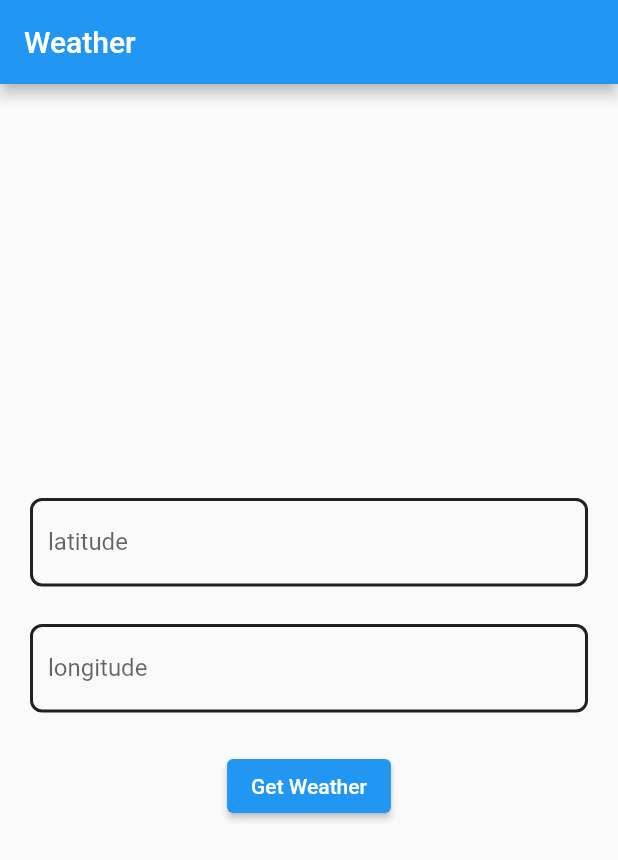
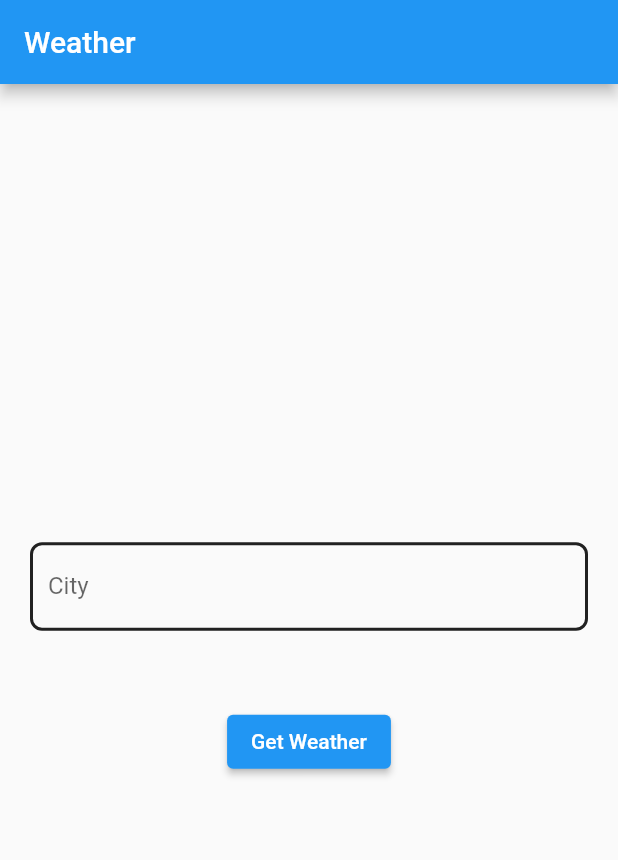
Before and after one commit to atalay55/weatherapp, a Flutter app: the screen it shows after launch, on a phone screen of 412 x 824 dp. Shown: the top 860 px of the screen. Run offline on Flutter 3.47's test engine with Material 2 defaults, Android fonts, the phone set to English and light mode, and no system bars.

Commit message:
new commit

```diff
--- a/lib/Entity/Data.dart
+++ b/lib/Entity/Data.dart
@@ -4,6 +4,7 @@ import 'package:weatherapp/Entity/Coord.dart';
 import 'package:weatherapp/Entity/DataMain.dart';
 import 'package:weatherapp/Entity/Sys.dart';
 import 'package:weatherapp/Entity/Weather.dart';
+import 'package:weatherapp/Entity/Wind.dart';
 
 class Data{
   late Coord coord;
@@ -12,6 +13,7 @@ class Data{
   late DataMain datamain;
   late int visibility;
   late Clouds clouds;
+  late Wind wind;
   late int dt;
   late Sys sys;
   late int timeZone;
@@ -19,13 +21,14 @@ class Data{
   late String name;
   late int cod;
 
-  Data({required this.coord,required this.weather,required this.base,required this.datamain,required this.visibility,required this.clouds,required this.dt,required this.sys,required this.timeZone,required this.id,
+  Data({required this.coord,required this.weather,required this.base,required this.wind,required this.datamain,required this.visibility,required this.clouds,required this.dt,required this.sys,required this.timeZone,required this.id,
     required this.name,required this.cod,});
 
   factory Data.jsonFrom(Map<String,dynamic>json){
 
     var jsonArray=json["weather"] as List;
     List<Weather> weather=jsonArray.map((e) => Weather.jsonFrom(e)).toList();
+    print(Sys.jsonFrom(json["sys"]));
     return Data(
         coord:Coord.jsonFrom(json["coord"]) ,
         weather:weather,
@@ -34,6 +37,7 @@ class Data{
         visibility: json["visibility"],
         clouds: Clouds.jsonFrom(json["clouds"]),
         dt: json["dt"] ,
+        wind: Wind.jsonFrom(json["wind"]),
         sys: Sys.jsonFrom(json["sys"]),
         timeZone:json["timezone"] ,
         id: json["id"],
--- a/lib/Entity/ShowData.dart
+++ b/lib/Entity/ShowData.dart
@@ -4,9 +4,10 @@ class ShowData{
   late String weatherMainDescription;
   late double temp;
   late int pressure;
+  late double windSpeed;
 
   ShowData({required this.cityName, required this.weatherMain,
-  required this.weatherMainDescription,required this.temp,
+  required this.weatherMainDescription,required this.temp,required this.windSpeed,
   required this.pressure});
 
 }
--- a/lib/HomePage.dart
+++ b/lib/HomePage.dart
@@ -9,8 +9,8 @@ class HomePage extends StatefulWidget {
 }
 
 class _HomePageState extends State<HomePage> {
-  var latCont=TextEditingController();
-  var lonCont=TextEditingController();
+  var cityCont =TextEditingController();
+
 
 
 
@@ -29,9 +29,9 @@ class _HomePageState extends State<HomePage> {
             Padding(
               padding:  EdgeInsets.only(left: 20,right: 20,bottom: 25),
               child: TextFormField(
-                controller: latCont,
+                controller: cityCont,
                 decoration: InputDecoration(
-                    labelText: "latitude",
+                    labelText: "City",
                   errorBorder: OutlineInputBorder(
                       borderSide:
                       BorderSide(width: 2, color: Colors.red),
@@ -51,36 +51,10 @@ class _HomePageState extends State<HomePage> {
               ),
             ),
             Padding(
-              padding:  EdgeInsets.only(left: 20,right: 20),
-              child: TextFormField(
-                controller: lonCont,
-                decoration: InputDecoration(
-                  labelText: "longitude",
-                  errorBorder: OutlineInputBorder(
-                      borderSide:
-                      BorderSide(width: 2, color: Colors.red),
-                      borderRadius: BorderRadius.circular(8.0)),
-                  focusedErrorBorder: OutlineInputBorder(
-                      borderSide:
-                      BorderSide(width: 2, color: Colors.red),
-                      borderRadius: BorderRadius.circular(8.0)),
-                  enabledBorder: OutlineInputBorder(
-                      borderSide:
-                      BorderSide(width: 2, color: Colors.black87),
-                      borderRadius: BorderRadius.circular(8.0)),
-                  focusedBorder: OutlineInputBorder(
-                      borderSide: BorderSide(
-                          width: 2, color: Colors.blueGrey),
-                      borderRadius: BorderRadius.circular(8.0)),
-
-                ),
-              ),
-            ),
-            Padding(
               padding:EdgeInsets.only(top: 25.0),
               child:ElevatedButton(onPressed: (){
                 setState(() {
-                  Navigator.push(context, MaterialPageRoute(builder:(context)=>WeatherPage(lon: lonCont.text, lat: latCont.text)));
+                  Navigator.push(context, MaterialPageRoute(builder:(context)=>WeatherPage(city: cityCont.text)));
                 });
 
               }, child: Text("Get Weather")),
--- a/lib/Weather Page.dart
+++ b/lib/Weather Page.dart
@@ -5,10 +5,10 @@ import 'package:weatherapp/Entity/ShowData.dart';
 
 class WeatherPage extends StatefulWidget {
 
-  late String lon;
-  late String lat;
+  late String city;
 
-  WeatherPage({required this.lon,required this.lat});
+
+  WeatherPage({required this.city});
 
   @override
   State<WeatherPage> createState() => _WeatherPageState();
@@ -17,7 +17,7 @@ class WeatherPage extends StatefulWidget {
 class _WeatherPageState extends State<WeatherPage> {
   @override
   void initState() {
-    WeatherDb(lat:widget.lat,lon: widget.lon );
+    WeatherDb(city:widget.city );
   }
 
   late String image;
@@ -29,7 +29,7 @@ class _WeatherPageState extends State<WeatherPage> {
       appBar:AppBar(title: Text("")) ,
       body:Center(
         child: FutureBuilder(
-          future: WeatherDb(lat:widget.lat,lon: widget.lon ).getShowData(),
+          future: WeatherDb(city:widget.city).getShowData(),
           builder: (context,snapshot){
             if(snapshot.hasData){
 
```
Also changed, not shown: lib/CardPage.dart (+5 -6 lines), lib/DataBaseManager/WeatherDb.dart (+19 -7 lines), lib/Entity/Sys.dart (+3 -4 lines), Image/Clouds.png (renamed from Image/bulutlu.png).
